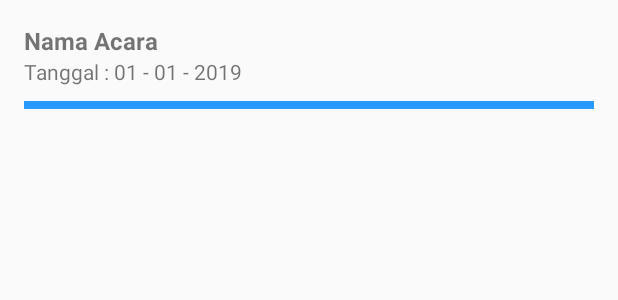
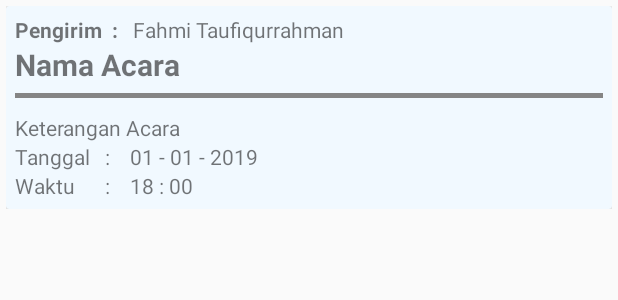
Before and after one commit to fahmitaufiqr/AlAbroorMobile, an Android app: the layout list_item.xml on its own in the app's theme, with its tools: preview values and no code run, on a phone screen of 412 x 824 dp. Shown: the top 300 px of the screen. Run offline under Robolectric (Android 15) with nearby library versions, the phone set to English and light mode, and no system bars.

Commit message:
rev list pengajian

```diff
--- a/app/src/main/java/com/example/alabroormobile/model/RecyclerViewAdapter.java
+++ b/app/src/main/java/com/example/alabroormobile/model/RecyclerViewAdapter.java
@@ -21,13 +21,15 @@ public class RecyclerViewAdapter extends RecyclerView.Adapter<RecyclerViewAdapte
 
     public class MyViewHolder extends RecyclerView.ViewHolder {
         public LinearLayout rl_layout;
-        public TextView tv_title, tv_date;
+        public TextView tv_title, tv_date,tv_time,tv_desk;
 
         public MyViewHolder(View view) {
             super(view);
             rl_layout = view.findViewById(R.id.rl_layout);
             tv_title = view.findViewById(R.id.txt_nama_acara);
             tv_date = view.findViewById(R.id.txt_tanggal_acara);
+            tv_desk = view.findViewById(R.id.txt_keterangan);
+            tv_time = view.findViewById(R.id.txt_waktu_acara);
         }
     }
 
@@ -53,6 +55,8 @@ public class RecyclerViewAdapter extends RecyclerView.Adapter<RecyclerViewAdapte
 
         holder.tv_title.setText(movie.getNama());
         holder.tv_date.setText(movie.getDate());
+        holder.tv_desk.setText(movie.getKeterangan());
+        holder.tv_time.setText(movie.getTime());
 
         holder.rl_layout.setOnClickListener(new View.OnClickListener() {
             @Override
@@ -84,14 +88,18 @@ public class RecyclerViewAdapter extends RecyclerView.Adapter<RecyclerViewAdapte
 
         public TextView title;
         public TextView tanggal;
+        public TextView waktu;
+        public TextView keterangan;
 
         public ViewHolder(View itemView) {
 
             super(itemView);
 
             title = (TextView) itemView.findViewById(R.id.txt_nama_acara);
+            tanggal = (TextView) itemView.findViewById(R.id.txt_tanggal_acara);
+            waktu = (TextView) itemView.findViewById(R.id.txt_waktu_acara);
+            keterangan = (TextView) itemView.findViewById(R.id.txt_keterangan);
 
-            tanggal = (TextView) itemView.findViewById(R.id.txt_tanggal_acara);
         }
     }
 }
--- a/app/src/main/res/layout/list_item.xml
+++ b/app/src/main/res/layout/list_item.xml
@@ -1,29 +1,26 @@
 <?xml version="1.0" encoding="utf-8"?>
-<LinearLayout
-    xmlns:android="http://schemas.android.com/apk/res/android"
+<LinearLayout xmlns:android="http://schemas.android.com/apk/res/android"
     xmlns:tools="http://schemas.android.com/tools"
+    xmlns:app="http://schemas.android.com/apk/res-auto"
     android:orientation="vertical"
     android:layout_width="match_parent"
     android:layout_height="wrap_content"
-    android:padding="8dp"
     android:id="@+id/rl_layout"
+    android:layout_margin="4dp"
     android:focusable="true"
     android:clickable="true"
-    android:layout_margin="8dp"
     android:background="?android:attr/selectableItemBackground">
 
+    <android.support.v7.widget.CardView
+        android:layout_width="match_parent"
+        android:layout_height="wrap_content"
+        app:cardBackgroundColor="@color/cardView">
 
-        <TextView
-            android:id="@+id/txt_nama_acara"
-            android:textSize="16sp"
-            android:textStyle="bold"
-            android:layout_width="wrap_content"
+        <LinearLayout
+            android:layout_width="match_parent"
             android:layout_height="wrap_content"
-            tools:text="Nama Acara"/>
-
-
-
-
+            android:orientation="vertical"
+            android:layout_margin="6dp">
 
             <LinearLayout
                 android:orientation="horizontal"
@@ -33,7 +30,45 @@
                 <TextView
                     android:layout_width="wrap_content"
                     android:layout_height="wrap_content"
-            android:text="Tanggal : "/>
+                    android:text="Pengirim  :   "
+                    android:textStyle="bold"/>
+
+                <TextView
+                    android:layout_width="wrap_content"
+                    android:layout_height="wrap_content"
+                    android:text="Fahmi Taufiqurrahman"/>
+
+            </LinearLayout>
+
+            <TextView
+                android:id="@+id/txt_nama_acara"
+                android:textSize="20sp"
+                android:textStyle="bold"
+                android:layout_width="wrap_content"
+                android:layout_height="wrap_content"
+                tools:text="Nama Acara"
+                android:layout_marginBottom="5dp"/>
+            <View
+                android:layout_width="match_parent"
+                android:layout_height="3dp"
+                android:background="@color/warnaText2"/>
+
+            <TextView
+                android:id="@+id/txt_keterangan"
+                android:layout_width="wrap_content"
+                android:layout_height="wrap_content"
+                tools:text="Keterangan Acara"
+                android:layout_marginTop="10dp"/>
+
+            <LinearLayout
+                android:orientation="horizontal"
+                android:layout_width="match_parent"
+                android:layout_height="wrap_content">
+
+                <TextView
+                    android:layout_width="wrap_content"
+                    android:layout_height="wrap_content"
+                    android:text="Tanggal   :    "/>
 
                 <TextView
                     android:id="@+id/txt_tanggal_acara"
@@ -43,10 +78,23 @@
 
             </LinearLayout>
 
-    <View
+            <LinearLayout
+                android:orientation="horizontal"
                 android:layout_width="match_parent"
-        android:layout_height="5dp"
-        android:layout_marginTop="10dp"
-        android:background="@color/colorPrimary"/>
+                android:layout_height="wrap_content">
+
+                <TextView
+                    android:layout_width="wrap_content"
+                    android:layout_height="wrap_content"
+                    android:text="Waktu      :    "/>
+
+                <TextView
+                    android:id="@+id/txt_waktu_acara"
+                    android:layout_width="wrap_content"
+                    android:layout_height="wrap_content"
+                    tools:text="18 : 00"/>
 
             </LinearLayout>
+        </LinearLayout>
+    </android.support.v7.widget.CardView>
+</LinearLayout>
```
Lines whose indentation alone changed are shown as unchanged.
